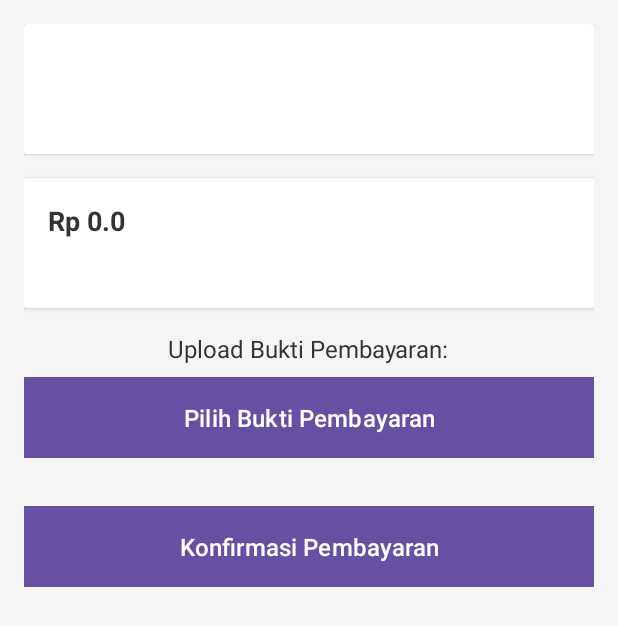
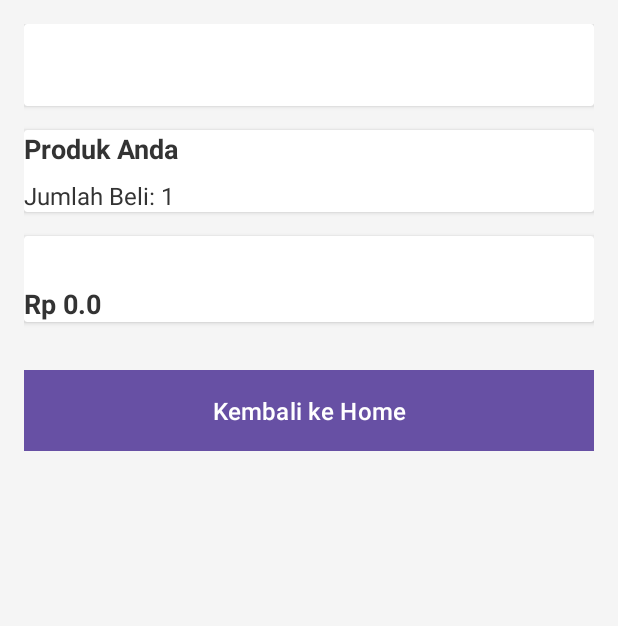
Before and after one commit to Handynnda/Project_Bp3_Aplikasi_My_Ootdd, an Android app: the Form_Konfirmasi screen opened directly, with no data from a screen before it, after a tap on "Konfirmasi Pembayaran", on a phone screen of 412 x 824 dp. Shown: the top 626 px of the screen. Run offline under Robolectric (Android 15) with nearby library versions, the phone set to English and light mode, and no system bars; 2 statements that could not run were skipped.

Commit message:
memperbaiki form pembayaran

```diff
--- a/app/src/main/java/com/example/aplikasimyootdd/Form_Konfirmasi.java
+++ b/app/src/main/java/com/example/aplikasimyootdd/Form_Konfirmasi.java
@@ -10,7 +10,7 @@ import androidx.appcompat.app.AppCompatActivity;
 
 public class Form_Konfirmasi extends AppCompatActivity {
 
-    private TextView textNamaPembeli, textAlamatPembeli, textTotalPembayaran, textMetodePembayaran;
+    private TextView textNamaPembeli, textAlamatPembeli, textTotalPembayaran, textMetodePembayaran, textInfoPembayaran;
     private Button buttonUploadBukti, buttonKonfirmasiPembayaran;
 
     @Override
@@ -18,42 +18,53 @@ public class Form_Konfirmasi extends AppCompatActivity {
         super.onCreate(savedInstanceState);
         setContentView(R.layout.activity_form_konfirmasi);
 
-        // Inisialisasi View
         textNamaPembeli = findViewById(R.id.textNamaPembeli);
         textAlamatPembeli = findViewById(R.id.textAlamatPembeli);
         textTotalPembayaran = findViewById(R.id.textTotalPembayaran);
         textMetodePembayaran = findViewById(R.id.textMetodePembayaran);
+        textInfoPembayaran = findViewById(R.id.textInfoPembayaran);
         buttonUploadBukti = findViewById(R.id.buttonUploadBukti);
         buttonKonfirmasiPembayaran = findViewById(R.id.buttonKonfirmasiPembayaran);
 
-        // Terima data dari Intent
         Intent intent = getIntent();
         String namaPembeli = intent.getStringExtra("namaPembeli");
         String alamatPembeli = intent.getStringExtra("alamatPembeli");
-        String namaBarang = intent.getStringExtra("namaBarang");
         int jumlahBarang = intent.getIntExtra("jumlahBarang", 1);
         double hargaBarang = intent.getDoubleExtra("hargaBarang", 0);
         String metodePembayaran = intent.getStringExtra("metodePembayaran");
 
-        // Hitung total pembayaran
         double totalPembayaran = hargaBarang * jumlahBarang;
 
-        // Set data pada TextView
         textNamaPembeli.setText(namaPembeli);
         textAlamatPembeli.setText(alamatPembeli);
-        textTotalPembayaran.setText("Rp " + totalPembayaran);
+        textTotalPembayaran.setText("Rp " + String.format("%.2f", totalPembayaran));
         textMetodePembayaran.setText(metodePembayaran);
 
-        // Listener untuk Tombol Upload Bukti Pembayaran
-        buttonUploadBukti.setOnClickListener(v -> {
-            // Implementasikan logika upload bukti pembayaran
-            Toast.makeText(this, "Pilih bukti pembayaran untuk diupload", Toast.LENGTH_SHORT).show();
-        });
+        if (metodePembayaran.equalsIgnoreCase("Transfer Bank")) {
+            textInfoPembayaran.setText("Nomor Rekening: 879654312 (Bank BNI)");
+        } else if (metodePembayaran.equalsIgnoreCase("E-Wallet")) {
+            textInfoPembayaran.setText("Nomor E-Wallet: 081234567890 (GoPay)");
+        } else {
+            textInfoPembayaran.setText("Informasi pembayaran tidak tersedia");
+        }
 
-        // Listener untuk Tombol Konfirmasi Pembayaran
+        buttonUploadBukti.setOnClickListener(v ->
+                Toast.makeText(this, "Pilih bukti pembayaran untuk diupload", Toast.LENGTH_SHORT).show()
+        );
+
         buttonKonfirmasiPembayaran.setOnClickListener(v -> {
-            // Simulasikan konfirmasi pembayaran
             Toast.makeText(this, "Pembayaran berhasil dikonfirmasi!", Toast.LENGTH_SHORT).show();
+
+            Intent detailIntent = new Intent(this, Form_Detail.class);
+            detailIntent.putExtra("namaPembeli", namaPembeli);
+            detailIntent.putExtra("alamatPembeli", alamatPembeli);
+            detailIntent.putExtra("namaProduk", "Produk Anda"); // Ganti sesuai dengan data produk jika ada
+            detailIntent.putExtra("jumlahBeli", jumlahBarang);
+            detailIntent.putExtra("hargaProduk", hargaBarang);
+            detailIntent.putExtra("metodePembayaran", metodePembayaran);
+
+            startActivity(detailIntent);
+            finish(); // Menutup halaman ini
         });
     }
 }
--- a/app/src/main/res/layout/activity_form_detail.xml
+++ b/app/src/main/res/layout/activity_form_detail.xml
@@ -13,7 +13,6 @@
         android:gravity="center"
         android:paddingBottom="16dp">
 
-        <!-- CardView untuk Nama Pembeli dan Alamat -->
         <androidx.cardview.widget.CardView
             android:layout_width="match_parent"
             android:layout_height="wrap_content"
@@ -49,7 +48,6 @@
             </LinearLayout>
         </androidx.cardview.widget.CardView>
 
-        <!-- CardView untuk Produk dan Jumlah -->
         <androidx.cardview.widget.CardView
             android:layout_width="match_parent"
             android:layout_height="wrap_content"
@@ -85,7 +83,6 @@
             </LinearLayout>
         </androidx.cardview.widget.CardView>
 
-        <!-- CardView untuk Metode Pembayaran dan Total -->
         <androidx.cardview.widget.CardView
             android:layout_width="match_parent"
             android:layout_height="wrap_content"
@@ -122,7 +119,6 @@
             </LinearLayout>
         </androidx.cardview.widget.CardView>
 
-        <!-- Tombol Kembali ke Home -->
         <Button
             android:id="@+id/buttonKembaliHome"
             android:layout_width="match_parent"
```
Also changed, not shown: app/src/main/java/com/example/aplikasimyootdd/Form_Detail.java (+1 -6 lines), app/src/main/java/com/example/aplikasimyootdd/Form_Pembayaran.java (+17 -9 lines), app/src/main/res/layout/activity_form_konfirmasi.xml (+10 -4 lines).
